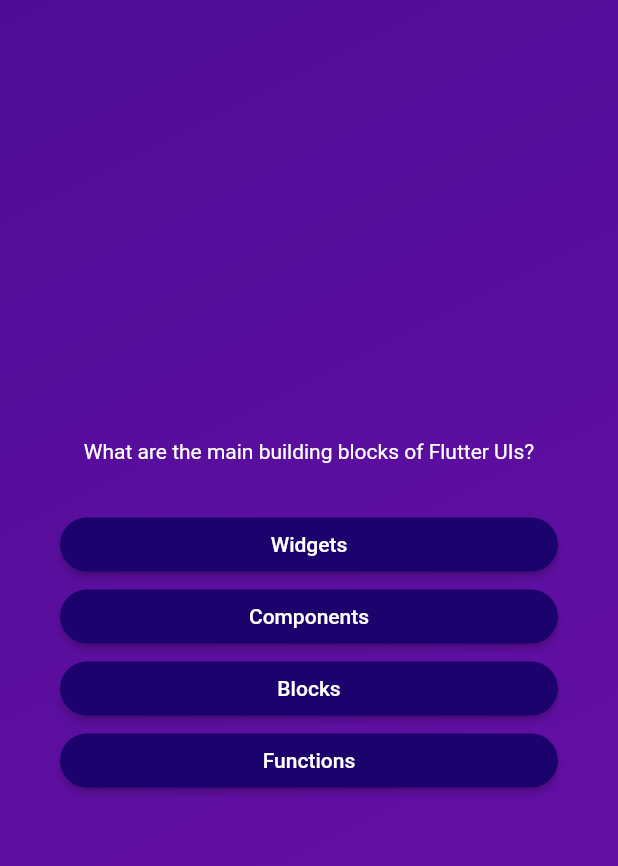
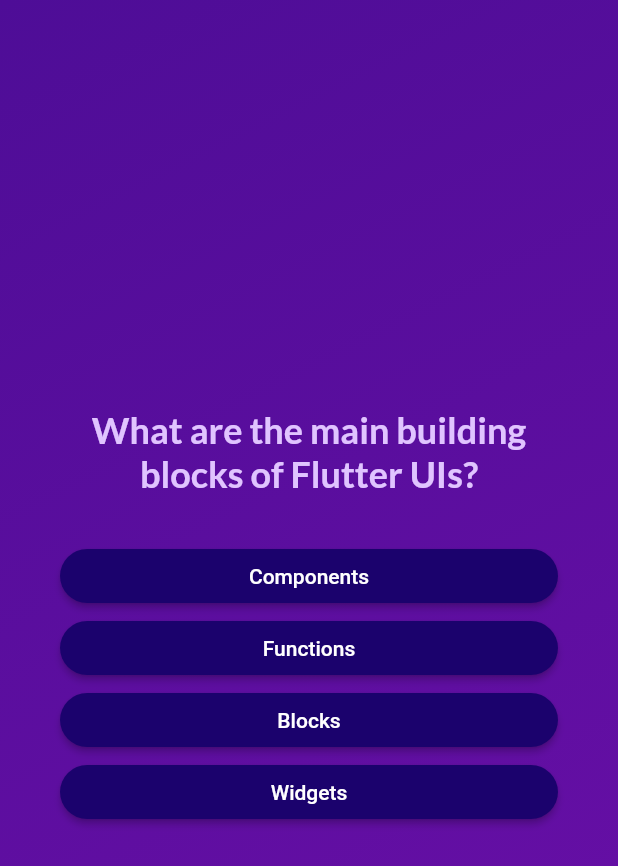
Before and after one commit to hzmehab/quiz_app, a Flutter app: the screen it shows after launch, after a tap on "Start Quiz", on a phone screen of 412 x 824 dp. Shown: the top 866 px of the screen. Run offline on Flutter 3.47's test engine with Material 2 defaults, Android fonts, the phone set to English and light mode, and no system bars; our stand-ins replace google_fonts.

```diff
--- a/lib/answer_button.dart
+++ b/lib/answer_button.dart
@@ -17,7 +17,10 @@ class AnswertButton extends StatelessWidget {
           backgroundColor: const Color.fromARGB(255, 27, 2, 109),
           shape:
               RoundedRectangleBorder(borderRadius: BorderRadius.circular(40))),
-      child: Text(answerText),
+      child: Text(
+        answerText,
+        textAlign: TextAlign.center,
+      ),
     );
   }
 }
--- a/lib/models/quiz_question.dart
+++ b/lib/models/quiz_question.dart
@@ -3,4 +3,11 @@ class QuizQuestion {
 
   final String text;
   final List<String> answers;
+
+  List<String> getShuffledAnswers() {
+    final shuffledList = List.of(answers);
+    shuffledList.shuffle();
+
+    return shuffledList;
+  }
 }
--- a/lib/questions_screen.dart
+++ b/lib/questions_screen.dart
@@ -1,9 +1,12 @@
 import 'package:flutter/material.dart';
 import 'package:quiz_app/answer_button.dart';
 import 'package:quiz_app/data/questions.dart';
+import 'package:google_fonts/google_fonts.dart';
 
 class QuestionsScreen extends StatefulWidget {
-  const QuestionsScreen({super.key});
+  const QuestionsScreen({super.key, required this.onSelectAnswer});
+
+  final void Function(String answer) onSelectAnswer;
 
   @override
   State<QuestionsScreen> createState() {
@@ -12,10 +15,17 @@ class QuestionsScreen extends StatefulWidget {
 }
 
 class _QuestionsScreen extends State<QuestionsScreen> {
-  var currentQuestion = questions[0];
+  var currentQuestionIndex = 0;
+  void answerQuestion(String selectedAnswer) {
+    widget.onSelectAnswer(selectedAnswer);
+    setState(() {
+      currentQuestionIndex++;
+    });
+  }
 
   @override
   Widget build(context) {
+    final currentQuestion = questions[currentQuestionIndex];
     return SizedBox(
       width: double.infinity,
       child: Container(
@@ -26,14 +36,19 @@ class _QuestionsScreen extends State<QuestionsScreen> {
           children: [
             Text(
               currentQuestion.text,
-              style: const TextStyle(color: Colors.white),
+              style: GoogleFonts.lato(
+                  color: Color.fromARGB(255, 224, 196, 255),
+                  fontSize: 24,
+                  fontWeight: FontWeight.bold),
               textAlign: TextAlign.center,
             ),
             const SizedBox(
               height: 30,
             ),
-            ...currentQuestion.answers.map((e) {
-              return AnswertButton(e, () {});
+            ...currentQuestion.getShuffledAnswers().map((e) {
+              return AnswertButton(e, () {
+                answerQuestion(e);
+              });
             }),
           ],
         ),
--- a/lib/quiz.dart
+++ b/lib/quiz.dart
@@ -1,5 +1,7 @@
 import 'package:flutter/material.dart';
+import 'package:quiz_app/data/questions.dart';
 import 'package:quiz_app/questions_screen.dart';
+import 'package:quiz_app/results_screen.dart';
 import 'package:quiz_app/start_screen.dart';
 
 class Quiz extends StatefulWidget {
@@ -14,10 +16,24 @@ class Quiz extends StatefulWidget {
 class _Quiz extends State<Quiz> {
   Widget? activeScreen;
 
+  List<String> selectedAnswers = [];
+
   @override
   void initState() {
     super.initState();
     activeScreen = StartScreen(switchScreen);
+  }
+
+  void chooseAnswer(String answer) {
+    selectedAnswers.add(answer);
+    if (selectedAnswers.length == questions.length) {
+      setState(() {
+        selectedAnswers = [];
+        activeScreen = ResultsScreen(
+          selectedAnswers,
+        );
+      });
+    }
   }
 
   // var activeScreen = 'start-screen';
@@ -25,7 +41,7 @@ class _Quiz extends State<Quiz> {
 
   void switchScreen() {
     setState(() {
-      activeScreen = const QuestionsScreen();
+      activeScreen = QuestionsScreen(onSelectAnswer: chooseAnswer);
       // activeScreen = 'questions-screen';
       //-different approach for rendering content based conditions-
     });
--- a/lib/start_screen.dart
+++ b/lib/start_screen.dart
@@ -1,4 +1,5 @@
 import 'package:flutter/material.dart';
+import 'package:google_fonts/google_fonts.dart';
 
 class StartScreen extends StatelessWidget {
   const StartScreen(this.switchScreen, {super.key});
@@ -14,11 +15,12 @@ class StartScreen extends StatelessWidget {
           height: 300,
           color: const Color.fromARGB(130, 255, 255, 255),
         ),
-        const Padding(
-          padding: EdgeInsets.only(top: 30, bottom: 30),
+        Padding(
+          padding: EdgeInsets.symmetric(vertical: 30),
           child: Text(
             'Learn Flutter the fun way!',
-            style: TextStyle(color: Colors.white, fontSize: 20),
+            style: GoogleFonts.lato(
+                color: Color.fromARGB(255, 242, 213, 255), fontSize: 20),
           ),
         ),
         OutlinedButton.icon(
--- a/pubspec.yaml
+++ b/pubspec.yaml
@@ -35,6 +35,7 @@ dependencies:
   # The following adds the Cupertino Icons font to your application.
   # Use with the CupertinoIcons class for iOS style icons.
   cupertino_icons: ^1.0.2
+  google_fonts: ^6.1.0
 
 dev_dependencies:
   flutter_test:
```
Also changed, not shown: lib/results_screen.dart (added, +53 -0 lines), pubspec.lock, 1 other file.
